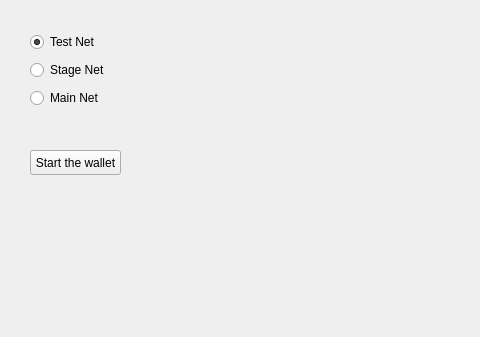
Old version of the form src/qtwallet/mainwindow.ui in the repository VanGrx/safexcore; both pictures show x 0 to 480 and y 0 to 337 of the 800 by 600 pixel window.
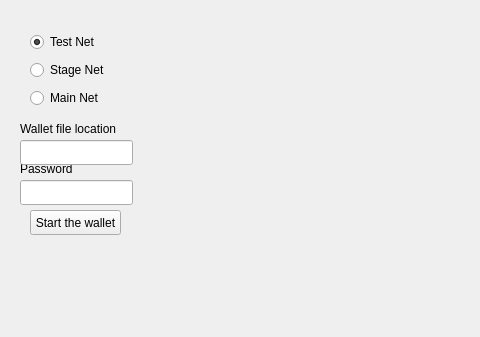
New version of the form.

Commit message: Hardcoded wallet file, password and nettype

Diff of the .ui file:
```diff
--- a/src/qtwallet/mainwindow.ui
+++ b/src/qtwallet/mainwindow.ui
@@ -63,15 +63,70 @@
     <property name="geometry">
      <rect>
       <x>30</x>
-      <y>150</y>
+      <y>210</y>
       <width>91</width>
       <height>25</height>
      </rect>
     </property>
+    <property name="sizePolicy">
+     <sizepolicy hsizetype="Minimum" vsizetype="Expanding">
+      <horstretch>0</horstretch>
+      <verstretch>0</verstretch>
+     </sizepolicy>
+    </property>
     <property name="text">
      <string>Start the wallet</string>
     </property>
    </widget>
+   <widget class="QLabel" name="label">
+    <property name="geometry">
+     <rect>
+      <x>20</x>
+      <y>120</y>
+      <width>111</width>
+      <height>17</height>
+     </rect>
+    </property>
+    <property name="text">
+     <string>Wallet file location</string>
+    </property>
+   </widget>
+   <widget class="QLabel" name="label_2">
+    <property name="geometry">
+     <rect>
+      <x>20</x>
+      <y>160</y>
+      <width>101</width>
+      <height>17</height>
+     </rect>
+    </property>
+    <property name="text">
+     <string>Password</string>
+    </property>
+   </widget>
+   <widget class="QLineEdit" name="lineEdit">
+    <property name="geometry">
+     <rect>
+      <x>20</x>
+      <y>140</y>
+      <width>113</width>
+      <height>25</height>
+     </rect>
+    </property>
+   </widget>
+   <widget class="QLineEdit" name="lineEdit_2">
+    <property name="geometry">
+     <rect>
+      <x>20</x>
+      <y>180</y>
+      <width>113</width>
+      <height>25</height>
+     </rect>
+    </property>
+    <property name="echoMode">
+     <enum>QLineEdit::Password</enum>
+    </property>
+   </widget>
   </widget>
   <widget class="QMenuBar" name="menubar">
    <property name="geometry">
```
The commit also changes 1 other file.
